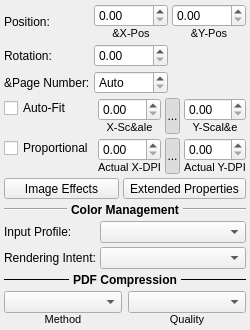
First picture: the form in scribus/ui/propertywidgetimage_image.ui, repository nitramr/scribus, before the edit.
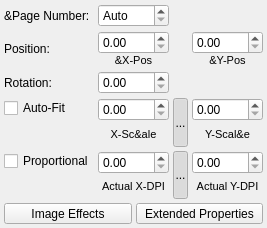
Second picture: the form after the edit. Custom widgets are drawn as their Qt base class.

Commit message: image palette ui splitting

Diff of the .ui file:
```diff
--- a/scribus/ui/propertywidgetimage_image.ui
+++ b/scribus/ui/propertywidgetimage_image.ui
@@ -2,6 +2,14 @@
 <ui version="4.0">
  <class>PropertyWidgetImage_Image</class>
  <widget class="QWidget" name="PropertyWidgetImage_Image">
+  <property name="geometry">
+   <rect>
+    <x>0</x>
+    <y>0</y>
+    <width>267</width>
+    <height>228</height>
+   </rect>
+  </property>
   <property name="maximumSize">
    <size>
     <width>380</width>
@@ -27,7 +35,7 @@
    <property name="spacing">
     <number>4</number>
    </property>
-   <item row="1" column="1">
+   <item row="2" column="1">
     <widget class="ScrSpinBox" name="imageRotation">
      <property name="sizePolicy">
       <sizepolicy hsizetype="Minimum" vsizetype="Fixed">
@@ -37,21 +45,21 @@
      </property>
     </widget>
    </item>
-   <item row="1" column="0">
+   <item row="2" column="0">
     <widget class="QLabel" name="imageRotationLabel">
      <property name="text">
       <string>Rotation:</string>
      </property>
     </widget>
    </item>
-   <item row="0" column="0">
+   <item row="1" column="0">
     <widget class="QLabel" name="label">
      <property name="text">
       <string>Position:</string>
      </property>
     </widget>
    </item>
-   <item row="0" column="1">
+   <item row="1" column="1">
     <layout class="QVBoxLayout" name="verticalLayout">
      <property name="spacing">
       <number>0</number>
@@ -86,14 +94,115 @@
      </item>
     </layout>
    </item>
-   <item row="2" column="1">
-    <widget class="ScrSpinBox" name="imagePageNumber">
-     <property name="specialValueText">
-      <string>Auto</string>
+   <item row="4" column="1">
+    <layout class="QVBoxLayout" name="verticalLayout_5">
+     <property name="spacing">
+      <number>0</number>
      </property>
-    </widget>
-   </item>
-   <item row="0" column="2">
+     <item>
+      <widget class="ScrSpinBox" name="imgDpiX">
+       <property name="toolTip">
+        <string>Effective horizontal DPI of the image after scaling</string>
+       </property>
+      </widget>
+     </item>
+     <item>
+      <widget class="QLabel" name="imgDPIXLabel">
+       <property name="font">
+        <font>
+         <pointsize>8</pointsize>
+        </font>
+       </property>
+       <property name="text">
+        <string>Actual X-DPI</string>
+       </property>
+       <property name="alignment">
+        <set>Qt::AlignCenter</set>
+       </property>
+      </widget>
+     </item>
+    </layout>
+   </item>
+   <item row="4" column="0">
+    <layout class="QVBoxLayout" name="verticalLayout_7">
+     <property name="spacing">
+      <number>0</number>
+     </property>
+     <item>
+      <widget class="QCheckBox" name="cbProportional">
+       <property name="toolTip">
+        <string>Use image proportions rather than those of the frame</string>
+       </property>
+       <property name="text">
+        <string>Proportional</string>
+       </property>
+      </widget>
+     </item>
+     <item>
+      <spacer name="verticalSpacer_2">
+       <property name="orientation">
+        <enum>Qt::Vertical</enum>
+       </property>
+       <property name="sizeHint" stdset="0">
+        <size>
+         <width>1</width>
+         <height>10</height>
+        </size>
+       </property>
+      </spacer>
+     </item>
+    </layout>
+   </item>
+   <item row="3" column="0">
+    <layout class="QVBoxLayout" name="verticalLayout_8">
+     <property name="spacing">
+      <number>0</number>
+     </property>
+     <item>
+      <widget class="QCheckBox" name="cbAutoFit">
+       <property name="text">
+        <string>Auto-Fit</string>
+       </property>
+      </widget>
+     </item>
+     <item>
+      <spacer name="verticalSpacer">
+       <property name="orientation">
+        <enum>Qt::Vertical</enum>
+       </property>
+       <property name="sizeHint" stdset="0">
+        <size>
+         <width>1</width>
+         <height>10</height>
+        </size>
+       </property>
+      </spacer>
+     </item>
+    </layout>
+   </item>
+   <item row="4" column="2">
+    <widget class="LinkButton" name="keepImageDPIRatioButton">
+     <property name="maximumSize">
+      <size>
+       <width>15</width>
+       <height>32767</height>
+      </size>
+     </property>
+     <property name="text">
+      <string>...</string>
+     </property>
+     <property name="checkable">
+      <bool>true</bool>
+     </property>
+     <property name="checked">
+      <bool>true</bool>
+     </property>
+     <property name="autoRaise">
+      <bool>true</bool>
+     </property>
+    </widget>
+   </item>
+   <item row="1" column="3">
     <layout class="QVBoxLayout" name="verticalLayout_2">
      <property name="spacing">
       <number>0</number>
@@ -128,165 +237,36 @@
      </item>
     </layout>
    </item>
-   <item row="6" column="0" colspan="3">
-    <widget class="QWidget" name="colorMgmtGroup" native="true">
-     <layout class="QGridLayout" name="gridLayout_2">
-      <property name="leftMargin">
+   <item row="4" column="3">
+    <layout class="QVBoxLayout" name="verticalLayout_6">
+     <property name="spacing">
        <number>0</number>
       </property>
-      <property name="topMargin">
-       <number>0</number>
-      </property>
-      <property name="rightMargin">
-       <number>0</number>
-      </property>
-      <property name="bottomMargin">
-       <number>0</number>
-      </property>
-      <property name="spacing">
-       <number>4</number>
-      </property>
-      <item row="1" column="1">
-       <widget class="QComboBox" name="renderIntent">
+     <item>
+      <widget class="ScrSpinBox" name="imgDpiY">
         <property name="toolTip">
          <string>Rendering intent for the image</string>
         </property>
        </widget>
       </item>
-      <item row="1" column="0">
-       <widget class="QLabel" name="renderIntentLabel">
-        <property name="text">
-         <string>Rendering Intent:</string>
-        </property>
-       </widget>
-      </item>
-      <item row="0" column="0">
-       <widget class="QLabel" name="inputProfLabel">
-        <property name="text">
-         <string>Input Profile:</string>
-        </property>
-       </widget>
-      </item>
-      <item row="0" column="1">
-       <widget class="QComboBox" name="inputProfiles">
-        <property name="sizePolicy">
-         <sizepolicy hsizetype="MinimumExpanding" vsizetype="Fixed">
-          <horstretch>0</horstretch>
-          <verstretch>0</verstretch>
-         </sizepolicy>
-        </property>
-        <property name="toolTip">
-         <string>Source profile of the image</string>
-        </property>
-       </widget>
-      </item>
-     </layout>
-    </widget>
-   </item>
-   <item row="4" column="0" colspan="3">
-    <layout class="QHBoxLayout" name="horizontalLayout">
-     <property name="spacing">
-      <number>4</number>
-     </property>
      <item>
-      <widget class="QToolButton" name="imgEffectsButton">
-       <property name="sizePolicy">
-        <sizepolicy hsizetype="MinimumExpanding" vsizetype="Fixed">
-         <horstretch>0</horstretch>
-         <verstretch>0</verstretch>
-        </sizepolicy>
+      <widget class="QLabel" name="imgDPIYLabel">
+       <property name="font">
+        <font>
+         <pointsize>8</pointsize>
+        </font>
        </property>
        <property name="text">
-        <string>Image Effects</string>
+        <string>Actual Y-DPI</string>
        </property>
-      </widget>
-     </item>
-     <item>
-      <widget class="QToolButton" name="imgExtProperties">
-       <property name="sizePolicy">
-        <sizepolicy hsizetype="MinimumExpanding" vsizetype="Fixed">
-         <horstretch>0</horstretch>
-         <verstretch>0</verstretch>
-        </sizepolicy>
+       <property name="alignment">
+        <set>Qt::AlignCenter</set>
        </property>
-       <property name="text">
-        <string>Extended Properties</string>
-       </property>
       </widget>
      </item>
     </layout>
    </item>
-   <item row="3" column="0" colspan="3">
-    <widget class="QWidget" name="scalingGroupBox" native="true">
-     <layout class="QGridLayout" name="gridLayout">
-      <property name="leftMargin">
-       <number>0</number>
-      </property>
-      <property name="topMargin">
-       <number>0</number>
-      </property>
-      <property name="rightMargin">
-       <number>0</number>
-      </property>
-      <property name="bottomMargin">
-       <number>0</number>
-      </property>
-      <property name="spacing">
-       <number>4</number>
-      </property>
-      <item row="0" column="2">
-       <widget class="LinkButton" name="keepImageWHRatioButton">
-        <property name="maximumSize">
-         <size>
-          <width>15</width>
-          <height>32767</height>
-         </size>
-        </property>
-        <property name="toolTip">
-         <string>Keep the X and Y scaling the same</string>
-        </property>
-        <property name="text">
-         <string>...</string>
-        </property>
-        <property name="checkable">
-         <bool>true</bool>
-        </property>
-        <property name="checked">
-         <bool>true</bool>
-        </property>
-        <property name="autoRaise">
-         <bool>true</bool>
-        </property>
-       </widget>
-      </item>
-      <item row="0" column="0">
-       <layout class="QVBoxLayout" name="verticalLayout_8">
-        <property name="spacing">
-         <number>0</number>
-        </property>
-        <item>
-         <widget class="QCheckBox" name="cbAutoFit">
-          <property name="text">
-           <string>Auto-Fit</string>
-          </property>
-         </widget>
-        </item>
-        <item>
-         <spacer name="verticalSpacer">
-          <property name="orientation">
-           <enum>Qt::Vertical</enum>
-          </property>
-          <property name="sizeHint" stdset="0">
-           <size>
-            <width>1</width>
-            <height>10</height>
-           </size>
-          </property>
-         </spacer>
-        </item>
-       </layout>
-      </item>
-      <item row="0" column="3">
+   <item row="3" column="3">
        <layout class="QVBoxLayout" name="verticalLayout_4">
         <property name="spacing">
          <number>0</number>
@@ -322,6 +302,13 @@
        </layout>
       </item>
       <item row="0" column="1">
+    <widget class="ScrSpinBox" name="imagePageNumber">
+     <property name="specialValueText">
+      <string>Auto</string>
+     </property>
+    </widget>
+   </item>
+   <item row="3" column="1">
        <layout class="QVBoxLayout" name="verticalLayout_3">
         <property name="spacing">
          <number>0</number>
@@ -356,67 +343,8 @@
         </item>
        </layout>
       </item>
-      <item row="1" column="0">
-       <layout class="QVBoxLayout" name="verticalLayout_7">
-        <property name="spacing">
-         <number>0</number>
-        </property>
-        <item>
-         <widget class="QCheckBox" name="cbProportional">
-          <property name="toolTip">
-           <string>Use image proportions rather than those of the frame</string>
-          </property>
-          <property name="text">
-           <string>Proportional</string>
-          </property>
-         </widget>
-        </item>
-        <item>
-         <spacer name="verticalSpacer_2">
-          <property name="orientation">
-           <enum>Qt::Vertical</enum>
-          </property>
-          <property name="sizeHint" stdset="0">
-           <size>
-            <width>1</width>
-            <height>10</height>
-           </size>
-          </property>
-         </spacer>
-        </item>
-       </layout>
-      </item>
-      <item row="1" column="1">
-       <layout class="QVBoxLayout" name="verticalLayout_5">
-        <property name="spacing">
-         <number>0</number>
-        </property>
-        <item>
-         <widget class="ScrSpinBox" name="imgDpiX">
-          <property name="toolTip">
-           <string>Effective horizontal DPI of the image after scaling</string>
-          </property>
-         </widget>
-        </item>
-        <item>
-         <widget class="QLabel" name="imgDPIXLabel">
-          <property name="font">
-           <font>
-            <pointsize>8</pointsize>
-           </font>
-          </property>
-          <property name="text">
-           <string>Actual X-DPI</string>
-          </property>
-          <property name="alignment">
-           <set>Qt::AlignCenter</set>
-          </property>
-         </widget>
-        </item>
-       </layout>
-      </item>
-      <item row="1" column="2">
-       <widget class="LinkButton" name="keepImageDPIRatioButton">
+   <item row="3" column="2">
+    <widget class="LinkButton" name="keepImageWHRatioButton">
         <property name="maximumSize">
          <size>
           <width>15</width>
@@ -437,202 +365,41 @@
         </property>
        </widget>
       </item>
-      <item row="1" column="3">
-       <layout class="QVBoxLayout" name="verticalLayout_6">
-        <property name="spacing">
-         <number>0</number>
-        </property>
-        <item>
-         <widget class="ScrSpinBox" name="imgDpiY">
-          <property name="toolTip">
-           <string>Effective vertical DPI of the image after scaling</string>
-          </property>
-         </widget>
-        </item>
-        <item>
-         <widget class="QLabel" name="imgDPIYLabel">
-          <property name="font">
-           <font>
-            <pointsize>8</pointsize>
-           </font>
-          </property>
-          <property name="text">
-           <string>Actual Y-DPI</string>
-          </property>
-          <property name="alignment">
-           <set>Qt::AlignCenter</set>
-          </property>
-         </widget>
-        </item>
-       </layout>
-      </item>
-     </layout>
-    </widget>
-   </item>
-   <item row="2" column="0">
+   <item row="0" column="0">
     <widget class="QLabel" name="imagePageNumberLabel">
      <property name="text">
       <string>&amp;Page Number:</string>
      </property>
     </widget>
    </item>
-   <item row="8" column="0" colspan="3">
-    <layout class="QHBoxLayout" name="horizontalLayout_3">
-     <item>
-      <widget class="Line" name="line">
-       <property name="frameShadow">
-        <enum>QFrame::Plain</enum>
-       </property>
-       <property name="orientation">
-        <enum>Qt::Horizontal</enum>
-       </property>
-      </widget>
-     </item>
-     <item>
-      <widget class="QLabel" name="label_2">
-       <property name="font">
-        <font>
-         <weight>75</weight>
-         <bold>true</bold>
-        </font>
-       </property>
-       <property name="text">
-        <string>PDF Compression</string>
-       </property>
-       <property name="alignment">
-        <set>Qt::AlignCenter</set>
-       </property>
-      </widget>
-     </item>
-     <item>
-      <widget class="Line" name="line_2">
-       <property name="frameShadow">
-        <enum>QFrame::Plain</enum>
-       </property>
-       <property name="orientation">
-        <enum>Qt::Horizontal</enum>
-       </property>
-      </widget>
-     </item>
-    </layout>
-   </item>
-   <item row="9" column="0" colspan="3">
-    <widget class="QWidget" name="pdfCompressionGroup" native="true">
-     <layout class="QHBoxLayout" name="horizontalLayout_2">
-      <property name="leftMargin">
-       <number>0</number>
-      </property>
-      <property name="topMargin">
-       <number>0</number>
-      </property>
-      <property name="rightMargin">
-       <number>0</number>
-      </property>
-      <property name="bottomMargin">
-       <number>0</number>
-      </property>
-      <item>
-       <layout class="QVBoxLayout" name="verticalLayout_9">
+   <item row="5" column="0" colspan="4">
+    <layout class="QHBoxLayout" name="horizontalLayout">
         <property name="spacing">
-         <number>0</number>
+      <number>4</number>
         </property>
         <item>
-         <widget class="QComboBox" name="compressionMethod">
+      <widget class="QToolButton" name="imgEffectsButton">
           <property name="sizePolicy">
            <sizepolicy hsizetype="MinimumExpanding" vsizetype="Fixed">
             <horstretch>0</horstretch>
             <verstretch>0</verstretch>
            </sizepolicy>
           </property>
-          <property name="toolTip">
-           <string>Compression method used in PDF export for the image</string>
-          </property>
-         </widget>
-        </item>
-        <item>
-         <widget class="QLabel" name="compressionMethodLabel">
-          <property name="font">
-           <font>
-            <pointsize>8</pointsize>
-           </font>
-          </property>
           <property name="text">
-           <string>Method</string>
-          </property>
-          <property name="alignment">
-           <set>Qt::AlignCenter</set>
-          </property>
-         </widget>
-        </item>
-       </layout>
-      </item>
+        <string>Image Effects</string>
+       </property>
+      </widget>
+     </item>
       <item>
-       <layout class="QVBoxLayout" name="verticalLayout_10">
-        <property name="spacing">
-         <number>0</number>
-        </property>
-        <item>
-         <widget class="QComboBox" name="compressionQuality">
+      <widget class="QToolButton" name="imgExtProperties">
           <property name="sizePolicy">
            <sizepolicy hsizetype="MinimumExpanding" vsizetype="Fixed">
             <horstretch>0</horstretch>
             <verstretch>0</verstretch>
            </sizepolicy>
           </property>
-          <property name="toolTip">
-           <string>Compression quality used in PDF export for the image</string>
-          </property>
-         </widget>
-        </item>
-        <item>
-         <widget class="QLabel" name="compressionQualityLabel">
-          <property name="font">
-           <font>
-            <pointsize>8</pointsize>
-           </font>
-          </property>
           <property name="text">
-           <string>Quality</string>
-          </property>
-          <property name="alignment">
-           <set>Qt::AlignCenter</set>
-          </property>
-         </widget>
-        </item>
-       </layout>
-      </item>
-     </layout>
-    </widget>
-   </item>
-   <item row="5" column="0" colspan="3">
-    <layout class="QHBoxLayout" name="horizontalLayout_4">
-     <item>
-      <widget class="Line" name="line_4">
-       <property name="orientation">
-        <enum>Qt::Horizontal</enum>
-       </property>
-      </widget>
-     </item>
-     <item>
-      <widget class="QLabel" name="label_3">
-       <property name="font">
-        <font>
-         <weight>75</weight>
-         <bold>true</bold>
-        </font>
-       </property>
-       <property name="text">
-        <string>Color Management</string>
-       </property>
-       <property name="alignment">
-        <set>Qt::AlignCenter</set>
-       </property>
-      </widget>
-     </item>
-     <item>
-      <widget class="Line" name="line_3">
-       <property name="orientation">
-        <enum>Qt::Horizontal</enum>
+        <string>Extended Properties</string>
        </property>
       </widget>
      </item>
```
Left out of the diff: 5 changed lines with no effect on the pictures. Lines whose indentation alone changed are shown as unchanged. The commit also changes 12 other files.
